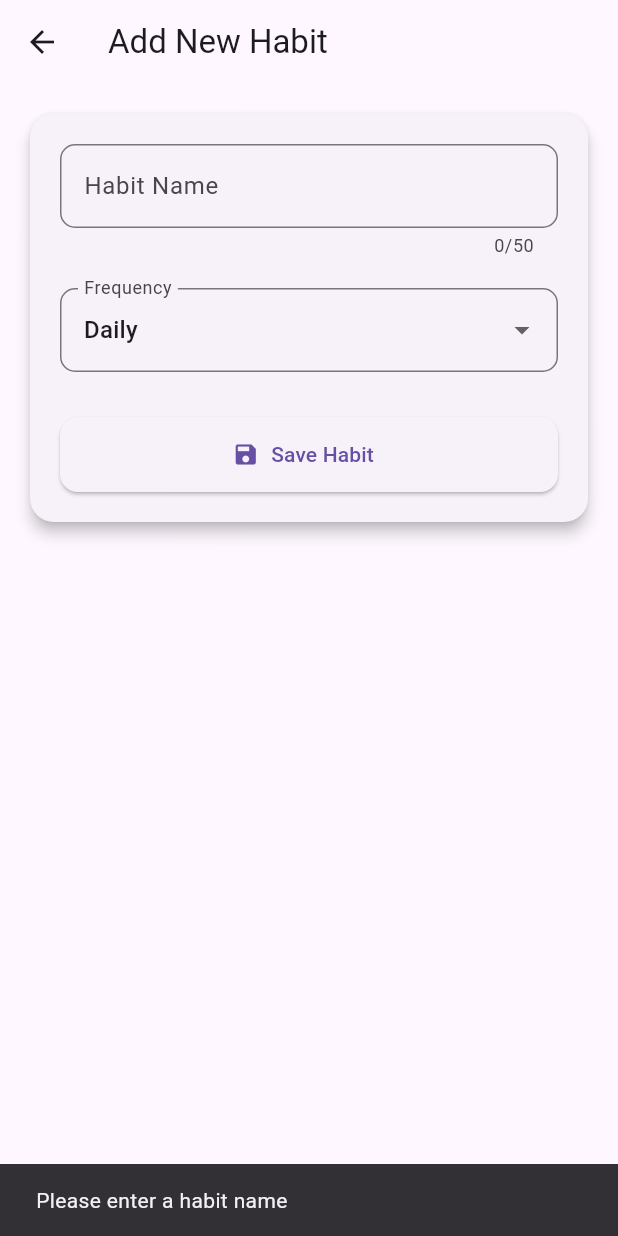
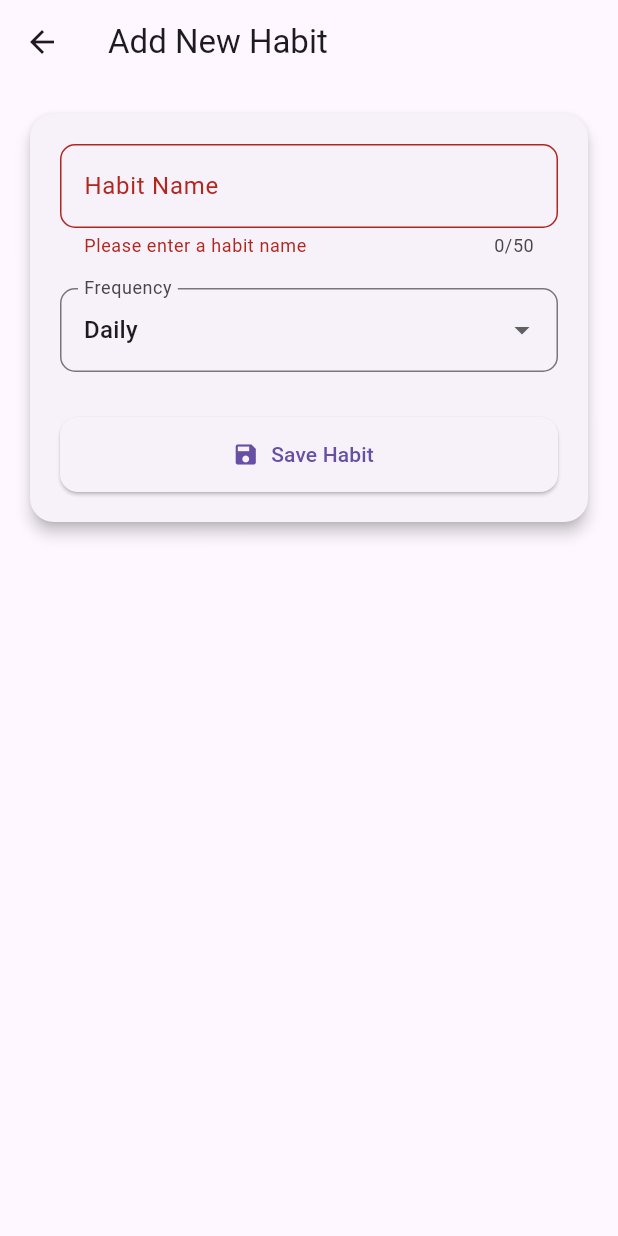
Before and after one commit to RkTushar/habithero, a Flutter app: the AddHabitScreen screen opened directly, after a tap on "Save Habit", on a phone screen of 412 x 824 dp. Run offline on Flutter 3.47's test engine with Material 3 defaults, Android fonts, the phone set to English and light mode, and no system bars; our stand-ins replace cloud_firestore, firebase_auth, firebase_core; accounts and stored records are empty.

Commit message:
Update add_habit_screen.dart

```diff
--- a/lib/screens/add_habit_screen.dart
+++ b/lib/screens/add_habit_screen.dart
@@ -8,51 +8,38 @@ class AddHabitScreen extends StatefulWidget {
 }
 
 class _AddHabitScreenState extends State<AddHabitScreen> {
+  final GlobalKey<FormState> _formKey = GlobalKey<FormState>();
   final TextEditingController _habitController = TextEditingController();
   String _frequency = 'Daily';
   bool _isLoading = false;
 
   void _saveHabit() async {
-    final user = FirebaseAuth.instance.currentUser;
-    if (user == null) {
-      ScaffoldMessenger.of(context).showSnackBar(
-        SnackBar(content: Text('User not logged in')),
-      );
-      return;
-    }
-
-    final habitName = _habitController.text.trim();
-    if (habitName.isEmpty) {
-      ScaffoldMessenger.of(context).showSnackBar(
-        SnackBar(content: Text('Please enter a habit name')),
-      );
-      return;
-    }
-
+    if (_formKey.currentState!.validate()) {
       setState(() => _isLoading = true);
 
       try {
+        final user = FirebaseAuth.instance.currentUser;
+
+        if (user != null) {
           await FirebaseFirestore.instance
               .collection('users')
               .doc(user.uid)
               .collection('habits')
               .add({
-        'name': habitName,
+            'name': _habitController.text.trim(),
             'frequency': _frequency,
             'createdAt': Timestamp.now(),
+            'completedDates': [], // initialize empty
           });
 
-      ScaffoldMessenger.of(context).showSnackBar(
-        SnackBar(content: Text('Habit added successfully!')),
-      );
-
-      Navigator.pop(context);
+          Navigator.pop(context); // ✅ Go back to HomeScreen
+        }
       } catch (e) {
-      ScaffoldMessenger.of(context).showSnackBar(
-        SnackBar(content: Text('Failed to save habit')),
-      );
+        print('Error adding habit: $e');
+        // Optional: show error dialog/snackbar
       } finally {
         setState(() => _isLoading = false);
+      }
     }
   }
 
@@ -74,11 +61,19 @@ class _AddHabitScreenState extends State<AddHabitScreen> {
           elevation: 4,
           child: Padding(
             padding: const EdgeInsets.all(20),
+            child: Form(
+              key: _formKey,
               child: Column(
                 children: [
-                TextField(
+                  TextFormField(
                     controller: _habitController,
                     maxLength: 50,
+                    validator: (value) {
+                      if (value == null || value.trim().isEmpty) {
+                        return 'Please enter a habit name';
+                      }
+                      return null;
+                    },
                     decoration: InputDecoration(
                       labelText: 'Habit Name',
                       border: OutlineInputBorder(
@@ -128,6 +123,7 @@ class _AddHabitScreenState extends State<AddHabitScreen> {
             ),
           ),
         ),
+      ),
     );
   }
 }
```
Lines whose indentation alone changed are shown as unchanged.
